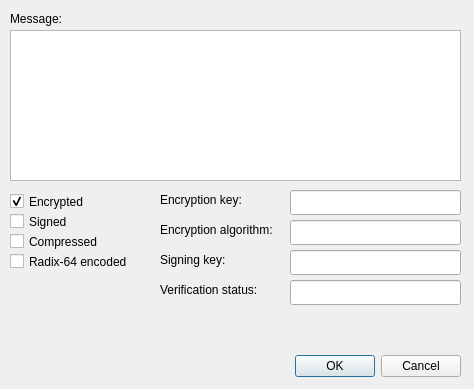
First picture: the form in app/gui/receive.ui, repository KockaAdmiralac/ZP, before the edit.
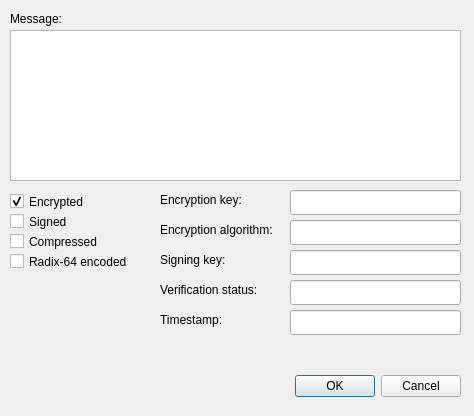
Second picture: the form after the edit.

Commit message: Timestamp in receive, updated readme

The edit to the form file:
```diff
--- a/app/gui/receive.ui
+++ b/app/gui/receive.ui
@@ -7,7 +7,7 @@
     <x>0</x>
     <y>0</y>
     <width>474</width>
-    <height>389</height>
+    <height>416</height>
    </rect>
   </property>
   <property name="windowTitle">
@@ -17,7 +17,7 @@
    <property name="geometry">
     <rect>
      <x>120</x>
-     <y>350</y>
+     <y>370</y>
      <width>341</width>
      <height>32</height>
     </rect>
@@ -223,6 +223,32 @@
     <bool>true</bool>
    </property>
   </widget>
+  <widget class="QLineEdit" name="tbTimestamp">
+   <property name="geometry">
+    <rect>
+     <x>290</x>
+     <y>310</y>
+     <width>171</width>
+     <height>25</height>
+    </rect>
+   </property>
+   <property name="readOnly">
+    <bool>true</bool>
+   </property>
+  </widget>
+  <widget class="QLabel" name="_l6">
+   <property name="geometry">
+    <rect>
+     <x>160</x>
+     <y>310</y>
+     <width>121</width>
+     <height>20</height>
+    </rect>
+   </property>
+   <property name="text">
+    <string>Timestamp:</string>
+   </property>
+  </widget>
  </widget>
  <resources/>
  <connections>
```
The commit also changes 6 other files.
